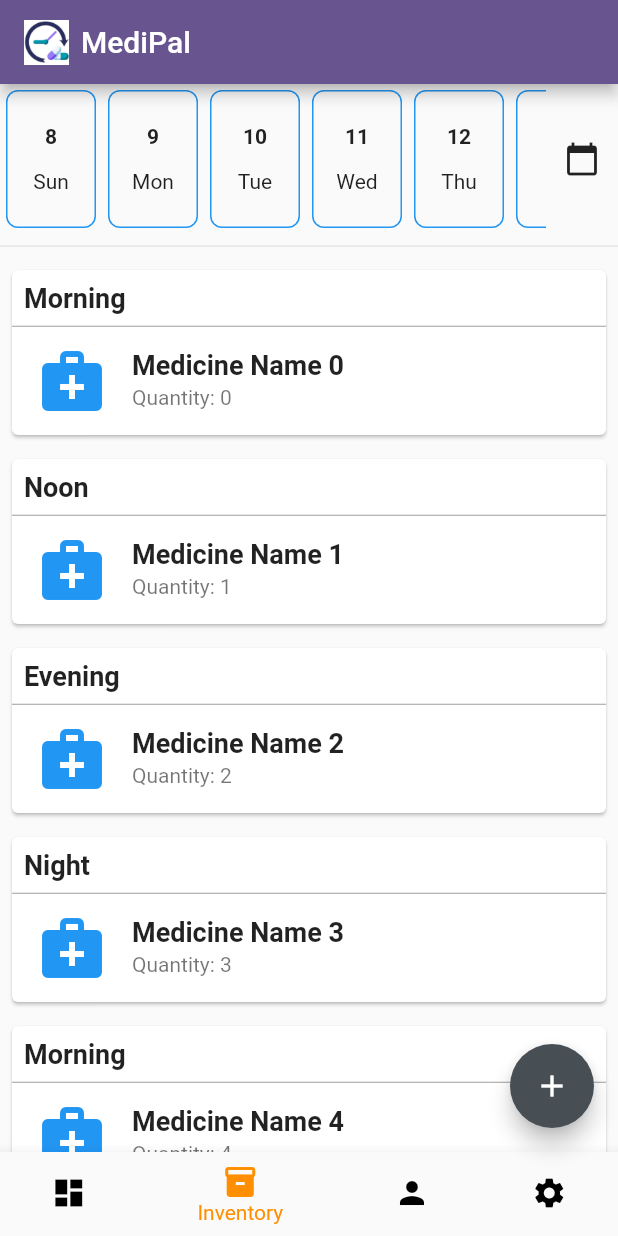
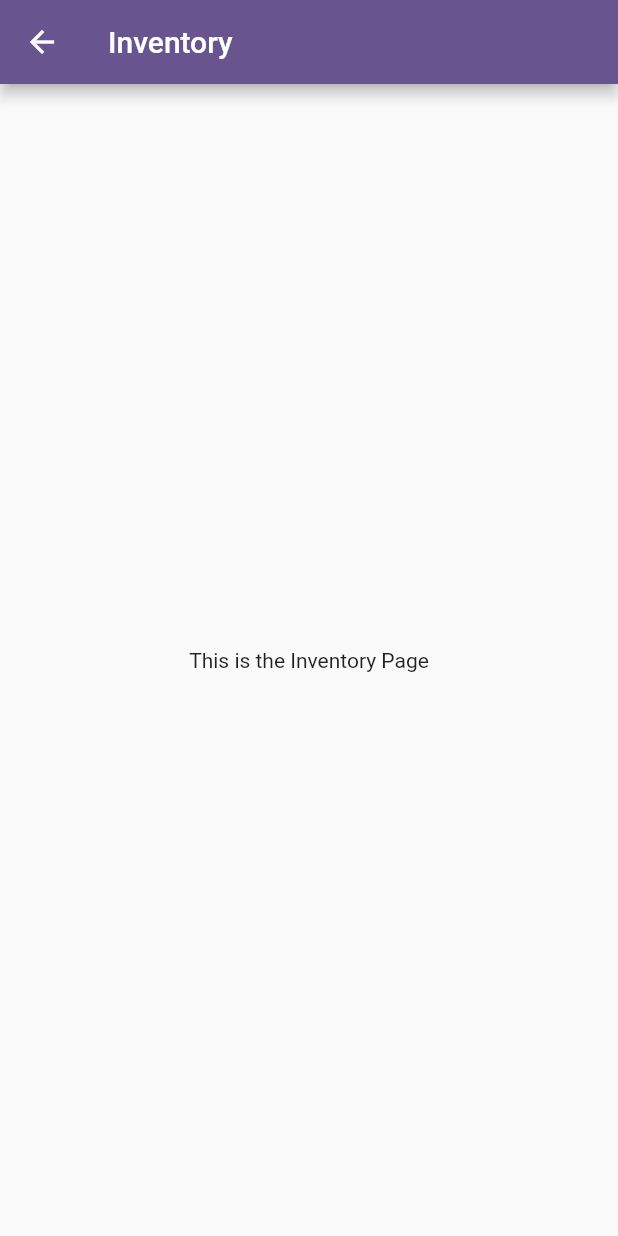
Before and after one commit to KJanhavi04/medipal_UI, a Flutter app: the screen it shows after launch, item 2 of the bottom bar chosen, on a phone screen of 412 x 824 dp. Run offline on Flutter 3.47's test engine with Material 2 defaults, Android fonts, the phone set to English and light mode, and no system bars; our stand-ins replace datetime_picker_formfield.

Commit message:
created a new bottom navigator file. imported the navigator filr in dashboard creen creted inverntory file

```diff
--- a/lib/dashboard_screen.dart
+++ b/lib/dashboard_screen.dart
@@ -1,6 +1,8 @@
 import 'package:flutter/material.dart';
 import 'package:intl/intl.dart';
 
+import 'bottom_navigation.dart';
+import 'inventory_screen.dart';
 import 'medicine_form.dart';
 
 class DashboardScreen extends StatefulWidget {
@@ -20,6 +22,8 @@ class _DashboardScreenState extends State<DashboardScreen> {
       MaterialPageRoute(builder: (context) => const MedicineForm()),
     );
   }
+
+
 
   @override
   Widget build(BuildContext context) {
@@ -46,33 +50,10 @@ class _DashboardScreenState extends State<DashboardScreen> {
           ),
         ],
       ),
-      bottomNavigationBar: Container(
-        color: Colors.lightBlue[100], // Set the background color
-        child: BottomNavigationBar(
-          items: const <BottomNavigationBarItem>[
-            BottomNavigationBarItem(
-              icon: Icon(Icons.dashboard),
-              label: 'Dashboard',
-            ),
-            BottomNavigationBarItem(
-              icon: Icon(Icons.inventory),
-              label: 'Inventory',
-            ),
-            BottomNavigationBarItem(
-              icon: Icon(Icons.person),
-              label: 'Profile',
-            ),
-            BottomNavigationBarItem(
-              icon: Icon(Icons.settings),
-              label: 'Settings',
-            ),
-          ],
-          unselectedItemColor: const Color.fromARGB(255, 0, 0, 0),
-          currentIndex: _selectedIndex,
-          selectedItemColor: Colors.amber[800],
-          onTap: _onTabTapped,
-        ),
-      ),
+      //bottomNavigation bar
+      bottomNavigationBar: const BottomNavigation(),
+
+      //add action button
       floatingActionButton: FloatingActionButton(
         onPressed: () {
           _navigateToMedicineForm(context); // Call the navigation function
@@ -82,30 +63,6 @@ class _DashboardScreenState extends State<DashboardScreen> {
       ),
       floatingActionButtonLocation: FloatingActionButtonLocation.endFloat,
     );
-  }
-
-  void _onTabTapped(int index) {
-    setState(() {
-      _selectedIndex = index;
-    });
-
-    // You can add navigation logic here to switch between tabs.
-    // For example, you can use a switch statement to navigate to different screens.
-
-    switch (index) {
-      case 0:
-        // Navigate to Dashboard
-        break;
-      case 1:
-        // Navigate to Inventory
-        break;
-      case 2:
-        // Navigate to Profile
-        break;
-      case 3:
-        // Navigate to Settings
-        break;
-    }
   }
 
   Widget _buildCalendar(BuildContext context) {
@@ -192,7 +149,12 @@ class _DashboardScreenState extends State<DashboardScreen> {
   }
 
   Widget _buildCard(int index) {
-  final List<String> times = ['Morning', 'Noon', 'Evening', 'Night']; // Replace with your times
+    final List<String> times = [
+      'Morning',
+      'Noon',
+      'Evening',
+      'Night'
+    ]; // Replace with your times
     final String time = times[index % 4]; // Example: Cycle through times
 
     return Card(
@@ -212,10 +174,12 @@ class _DashboardScreenState extends State<DashboardScreen> {
           ),
           const Divider(height: 1, color: Colors.grey),
           ListTile(
-          leading: const Icon(Icons.medical_services, size: 48.0, color: Colors.blue),
+            leading: const Icon(Icons.medical_services,
+                size: 48.0, color: Colors.blue),
             title: Text(
               'Medicine Name $index', // Replace with actual medicine name
-            style: const TextStyle(fontSize: 18.0, fontWeight: FontWeight.bold),
+              style:
+                  const TextStyle(fontSize: 18.0, fontWeight: FontWeight.bold),
             ),
             subtitle: Text('Quantity: $index'), // Replace with actual quantity
           ),
@@ -223,5 +187,4 @@ class _DashboardScreenState extends State<DashboardScreen> {
       ),
     );
   }
-
 }
--- /dev/null
+++ b/lib/inventory_screen.dart
@@ -0,0 +1,19 @@
+// inventory_screen.dart
+
+import 'package:flutter/material.dart';
+
+class InventoryScreen extends StatelessWidget {
+  const InventoryScreen({super.key});
+
+  @override
+  Widget build(BuildContext context) {
+    return Scaffold(
+      appBar: AppBar(
+        title: const Text('Inventory'),
+      ),
+      body: const Center(
+        child: Text('This is the Inventory Page'),
+      ),
+    );
+  }
+}
```
Also changed, not shown: lib/bottom_navigation.dart (added, +83 -0 lines). Lines whose indentation alone changed are shown as unchanged.
